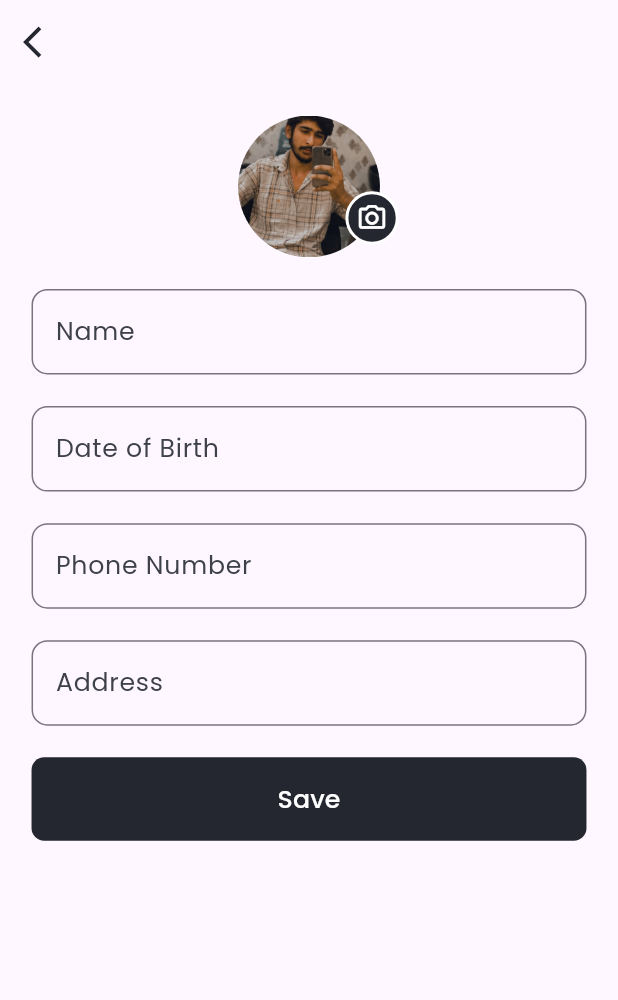
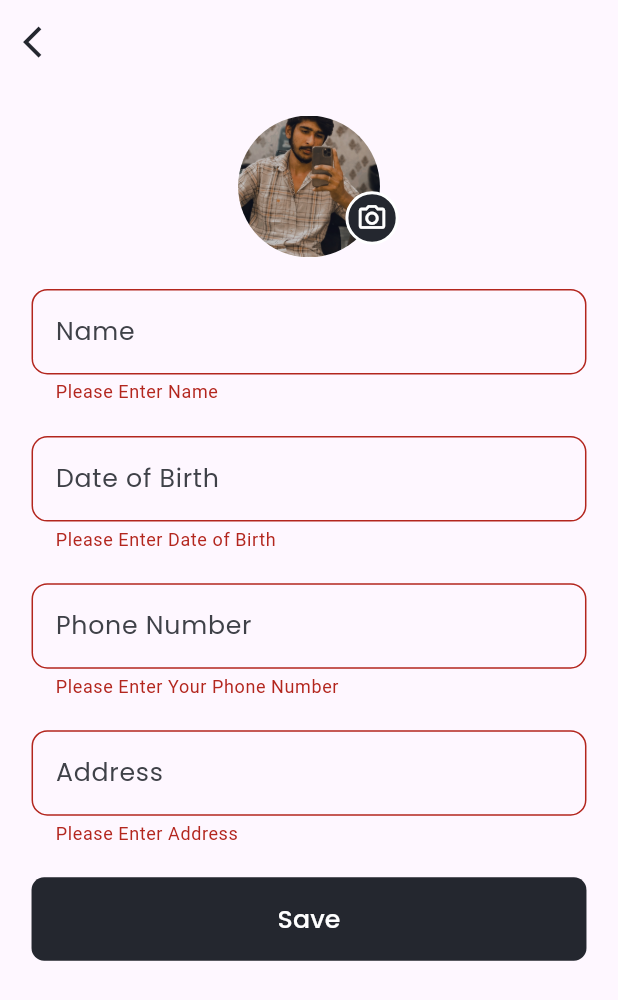
Before and after one commit to SunilBatesar/courseapp, a Flutter app: the EditProfileScreen screen opened by its route, after a tap on "Save", on a phone screen of 412 x 824 dp. Shown: the top 1000 px of the screen. Run offline on Flutter 3.47's test engine with Material 3 defaults, Android fonts, the phone set to English and light mode, and no system bars; our stand-ins replace cloud_firestore, firebase_auth, firebase_core, firebase_storage, flutter_screenutil, gap and 4 more; missing offline and left inert: flutter_flushbar; accounts and stored records are empty; statements that could not run were skipped.

```diff
--- a/lib/components/alltextformfield/common_text_field.dart
+++ b/lib/components/alltextformfield/common_text_field.dart
@@ -9,6 +9,7 @@ class CommonTextField extends StatelessWidget {
   final Function(String)? validator, fieldSubmitted;
   final FocusNode? focusnode;
   final int? maxlines;
+  final TextInputType? keyboardtype;
   const CommonTextField(
       {super.key,
       required this.text,
@@ -17,6 +18,7 @@ class CommonTextField extends StatelessWidget {
       this.controller,
       this.validator,
       this.fieldSubmitted,
+      this.keyboardtype,
       this.focusnode,
       this.maxlines});
 
@@ -28,6 +30,7 @@ class CommonTextField extends StatelessWidget {
           fieldSubmitted != null ? (value) => fieldSubmitted!(value) : null,
       controller: controller,
       focusNode: focusnode,
+      keyboardType: keyboardtype,
       maxLines: maxlines ?? 1,
       decoration: InputDecoration(
           prefixIcon: prefixicon == null
--- a/lib/main.dart
+++ b/lib/main.dart
@@ -11,12 +11,15 @@ import 'package:firebase_core/firebase_core.dart';
 import 'package:flutter/material.dart';
 import 'package:flutter_screenutil/flutter_screenutil.dart';
 import 'package:provider/provider.dart';
+import 'package:shared_preferences/shared_preferences.dart';
 
+late SharedPreferences sharedPrefs;
 Future<void> main() async {
   WidgetsFlutterBinding.ensureInitialized();
   await Firebase.initializeApp(
     options: DefaultFirebaseOptions.currentPlatform,
   );
+  sharedPrefs = await SharedPreferences.getInstance();
   runApp(const MyApp());
 }
 
--- a/lib/utils/validator.dart
+++ b/lib/utils/validator.dart
@@ -20,11 +20,20 @@ class AppValidator {
   static passwordValidator(String? value) {
     if (value == null || value.isEmpty) {
       return "Please Enter Your Password";
-    }
-    if (value.length < 4) {
+    } else if (value.length < 4) {
       return "Please Enter atleast 4 characters as Password";
     } else {
       return null;
     }
   }
+
+  static phoneNumberValidator(String? value) {
+    if (value == null || value.isEmpty) {
+      return "Please Enter Your Phone Number";
+    } else if (value.length < 10 || value.length > 10) {
+      return "Please Enter atleast 10 digit Phone Number";
+    } else {
+      return null;
+    }
+  }
 }
--- a/lib/views/auth/login_screen.dart
+++ b/lib/views/auth/login_screen.dart
@@ -52,7 +52,7 @@ class LoginScreen extends StatelessWidget {
                   child: Column(
                     children: [
                       CommonTextField(
-                        text: "Email",
+                        text: "Email",keyboardtype: TextInputType.emailAddress,
                         controller: _emailController,
                         validator: (v) => AppValidator.emailValidator(v),
                       ),
--- a/lib/views/auth/singnup_screen.dart
+++ b/lib/views/auth/singnup_screen.dart
@@ -30,6 +30,9 @@ class _SingnupScreenState extends State<SingnupScreen> {
   final _nameController = TextEditingController();
   final _emailController = TextEditingController();
   final _passwordController = TextEditingController();
+  final _dateofBirthController = TextEditingController();
+  final _phonenumberController = TextEditingController();
+  final _addressController = TextEditingController();
   @override
   Widget build(BuildContext context) {
     return Scaffold(
@@ -77,6 +80,28 @@ class _SingnupScreenState extends State<SingnupScreen> {
                         text: "Password",
                         controller: _passwordController,
                         validator: (v) => AppValidator.passwordValidator(v),
+                      ),
+                      Gap(20.h),
+                      CommonTextField(
+                        text: "Date of Birth",
+                        keyboardtype: TextInputType.datetime,
+                        controller: _dateofBirthController,
+                        validator: (v) =>
+                            AppValidator.textValidator(v, "Date of Birth"),
+                      ),
+                      Gap(20.h),
+                      CommonTextField(
+                        text: "Phone Number",
+                        keyboardtype: TextInputType.phone,
+                        controller: _phonenumberController,
+                        validator: (v) => AppValidator.phoneNumberValidator(v),
+                      ),
+                      Gap(20.h),
+                      CommonTextField(
+                        text: "Address",
+                        controller: _addressController,
+                        validator: (v) =>
+                            AppValidator.textValidator(v, "Address"),
                       ),
                     ],
                   )),
@@ -140,6 +165,9 @@ class _SingnupScreenState extends State<SingnupScreen> {
           UserModel().copyWith(
               name: _nameController.text.trim(),
               email: _emailController.text.trim(),
+              dateofBirth: _dateofBirthController.text.trim(),
+              phonenumber: int.parse(_phonenumberController.text.trim()),
+              address: _addressController.text.trim(),
               profession: professionValue),
           _passwordController.text.trim(),
           context);
--- a/lib/views/profile/edit_profile_screen.dart
+++ b/lib/views/profile/edit_profile_screen.dart
@@ -5,6 +5,7 @@ import 'package:courses_app/components/alltextformfield/common_text_field.dart';
 import 'package:courses_app/components/custom_appbar.dart';
 import 'package:courses_app/components/style_seet.dart';
 import 'package:courses_app/functions/imagepicker_function.dart';
+import 'package:courses_app/utils/validator.dart';
 import 'package:courses_app/view_model/user_viewmodel.dart';
 import 'package:flutter/material.dart';
 import 'package:flutter_screenutil/flutter_screenutil.dart';
@@ -19,6 +20,8 @@ class EditProfileScreen extends StatefulWidget {
 }
 
 class _EditProfileScreenState extends State<EditProfileScreen> {
+  // GlobalKey
+  final _key = GlobalKey<FormState>();
   final _nameController = TextEditingController();
   final _dateofBirthController = TextEditingController();
   final _phonenumberController = TextEditingController();
@@ -34,10 +37,16 @@ class _EditProfileScreenState extends State<EditProfileScreen> {
   addValueAuto() {
     final user = Provider.of<UserViewModel>(context, listen: false).userdata;
     _nameController.text = user.name!;
-    // _dateofBirthController.text = user.dateofBirth ?? "";
+    _dateofBirthController.text =
+        user.dateofBirth!.isEmpty || user.dateofBirth == null
+            ? ""
+            : user.dateofBirth!;
     _phonenumberController.text =
-        user.phonenumber == null ? "" : user.phonenumber.toString();
-    // _addressController.text = user.address!;
+        user.phonenumber == null || user.phonenumber == 0
+            ? ""
+            : user.phonenumber.toString();
+    _addressController.text =
+        user.address!.isEmpty || user.address == null ? "" : user.address!;
   }
 
   @override
@@ -87,31 +96,48 @@ class _EditProfileScreenState extends State<EditProfileScreen> {
                     ),
                   )),
               Gap(20.h),
+              Form(
+                key: _key,
+                child: Column(
+                  children: [
                     CommonTextField(
                       text: "Name",
                       controller: _nameController,
+                      validator: (v) => AppValidator.textValidator(v, "Name"),
                     ),
                     Gap(20.h),
                     CommonTextField(
                       text: "Date of Birth",
+                      keyboardtype: TextInputType.datetime,
                       controller: _dateofBirthController,
+                      validator: (v) =>
+                          AppValidator.textValidator(v, "Date of Birth"),
                     ),
                     Gap(20.h),
                     CommonTextField(
                       text: "Phone Number",
+                      keyboardtype: TextInputType.phone,
                       controller: _phonenumberController,
+                      validator: (v) => AppValidator.phoneNumberValidator(v),
                     ),
                     Gap(20.h),
                     CommonTextField(
                       text: "Address",
                       controller: _addressController,
+                      validator: (v) =>
+                          AppValidator.textValidator(v, "Address"),
+                    ),
+                  ],
+                ),
               ),
               Gap(20.h),
               Row(
                 children: [
                   AppButton(
                     title: "Save",
-                    onPressed: () {},
+                    onPressed: () {
+                      _getValidText(context);
+                    },
                     isExpanded: true,
                   ),
                 ],
@@ -122,4 +148,8 @@ class _EditProfileScreenState extends State<EditProfileScreen> {
       )),
     );
   }
+
+  _getValidText(BuildContext context) {
+    if (_key.currentState!.validate()) {}
   }
+}
--- a/pubspec.yaml
+++ b/pubspec.yaml
@@ -47,6 +47,7 @@ dependencies:
   image_picker: ^1.1.1
   intl: ^0.19.0
   shimmer: ^3.0.0
+  shared_preferences: ^2.2.3
 
 dev_dependencies:
   flutter_test:
```
Also changed, not shown: lib/components/SharedPreferences/usersharedpreferences.dart (added, +15 -0 lines), lib/functions/FirebaseFunctions/firebasefirestore_functions.dart (+24 -0 lines), pubspec.lock, 1 other file. Lines whose indentation alone changed are shown as unchanged.
